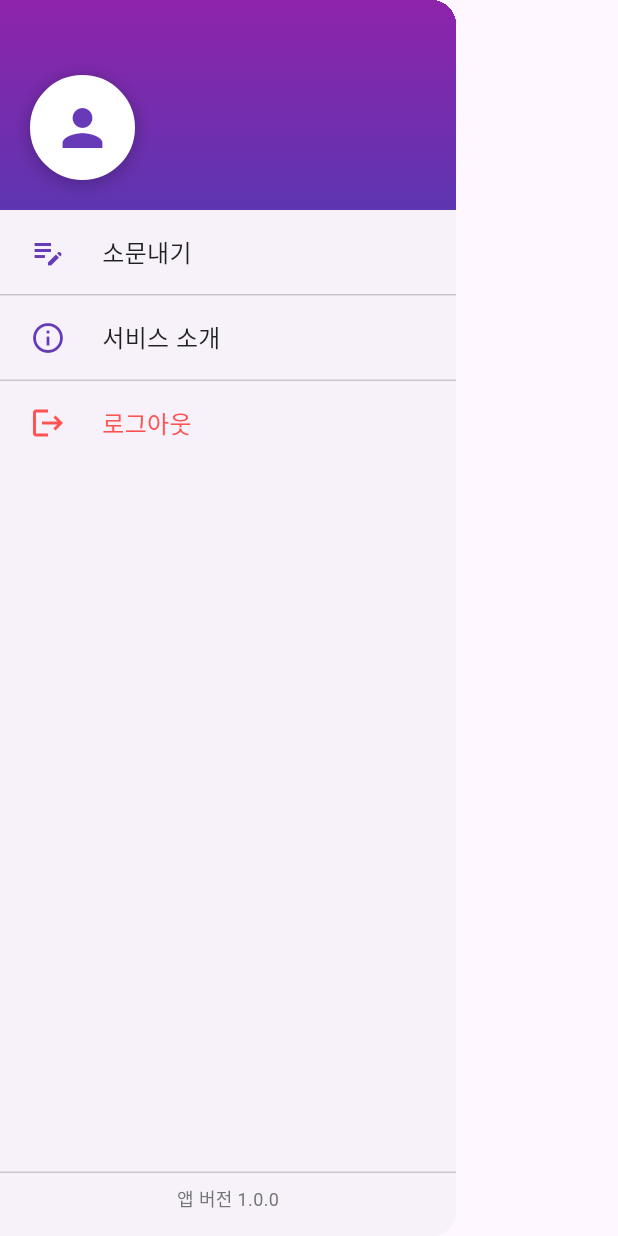
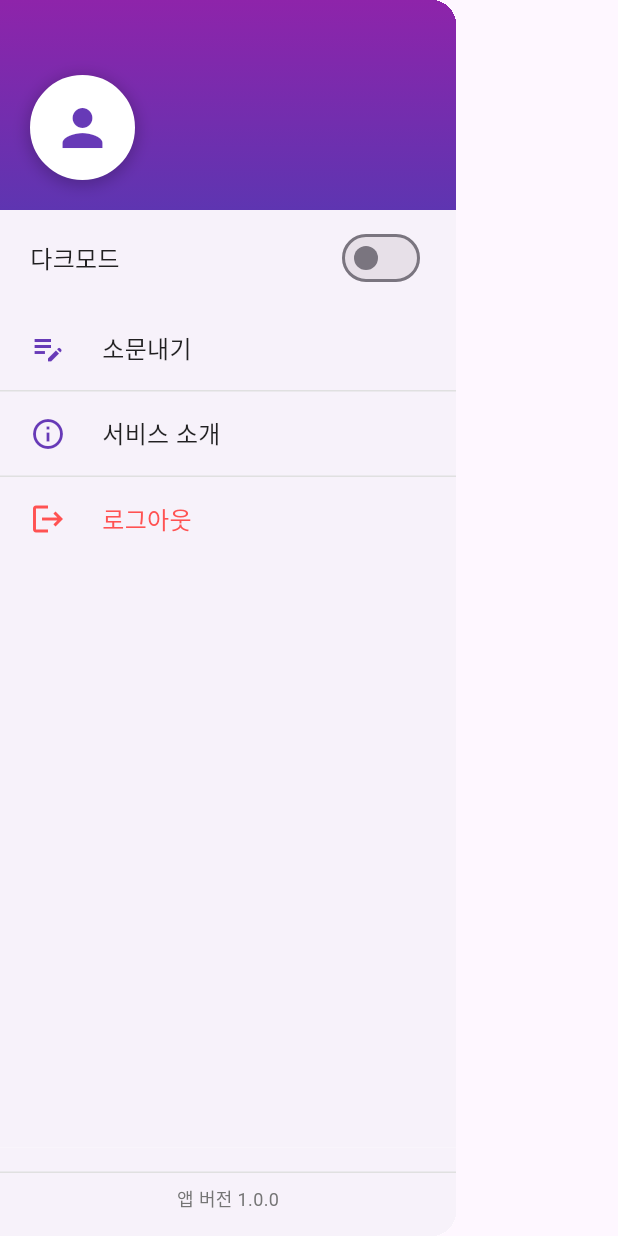
Before and after one commit to HongWonjong/region-based-chat, a Flutter app: the CustomDrawer widget shown alone on an empty page, opened directly, on a phone screen of 412 x 824 dp. Run offline on Flutter 3.47's test engine with Material 3 defaults, Android fonts, the phone set to English and light mode, and no system bars; our stand-ins replace cloud_firestore, firebase_auth, firebase_core, firebase_storage, flutter_dotenv, flutter_riverpod and 3 more; missing offline and left inert: flutter_naver_map; accounts and stored records are empty; generated files the repository leaves out were written again; network calls fail.

Commit message:
feat: 커스텀 드로어 다크모드 지원 - 색상 조정 및 테마 전환 버튼 추가

```diff
--- a/lib/pages/auth/custom_drawer.dart
+++ b/lib/pages/auth/custom_drawer.dart
@@ -8,6 +8,7 @@ import 'auth_provider.dart';
 import 'profile_provider.dart';
 import 'dart:io';
 import '../../style/style.dart';
+import '../../main.dart';
 
 class CustomDrawer extends ConsumerWidget {
   const CustomDrawer({super.key});
@@ -35,6 +36,7 @@ class CustomDrawer extends ConsumerWidget {
 
   @override
   Widget build(BuildContext context, WidgetRef ref) {
+    final isDark = Theme.of(context).brightness == Brightness.dark;
     final user = ref.watch(authProvider);
     final profileState =
         user != null ? ref.watch(profileProvider(user.uid)) : null;
@@ -42,6 +44,7 @@ class CustomDrawer extends ConsumerWidget {
     final username = profileState?.username;
 
     return Drawer(
+      backgroundColor: isDark ? Colors.grey[900] : Colors.white,
       child: Column(
         children: [
           // 헤더 부분
@@ -51,10 +54,15 @@ class CustomDrawer extends ConsumerWidget {
               gradient: LinearGradient(
                 begin: Alignment.topCenter,
                 end: Alignment.bottomCenter,
-                colors: [
-                  AppBarStyles.appBarGradientStart,
-                  AppBarStyles.appBarGradientEnd,
-                ],
+                colors: isDark
+                    ? [
+                        Colors.black,
+                        Colors.grey[850]!,
+                      ]
+                    : [
+                        AppBarStyles.appBarGradientStart,
+                        AppBarStyles.appBarGradientEnd,
+                      ],
               ),
             ),
             child: SafeArea(
@@ -75,9 +83,10 @@ class CustomDrawer extends ConsumerWidget {
                             height: 70,
                             decoration: BoxDecoration(
                               shape: BoxShape.circle,
-                              color: Colors.white,
+                              color: isDark ? Colors.grey[800] : Colors.white,
                               border: Border.all(
-                                color: Colors.white,
+                                color:
+                                    isDark ? Colors.grey[700]! : Colors.white,
                                 width: 2,
                               ),
                               boxShadow: [
@@ -95,17 +104,20 @@ class CustomDrawer extends ConsumerWidget {
                                       profileImageUrl,
                                       fit: BoxFit.cover,
                                       errorBuilder:
-                                          (context, error, stackTrace) =>
-                                              const Icon(
+                                          (context, error, stackTrace) => Icon(
                                         Icons.person,
                                         size: 40,
-                                        color: Colors.deepPurple,
+                                        color: isDark
+                                            ? Colors.amber
+                                            : Colors.deepPurple,
                                       ),
                                     )
-                                  : const Icon(
+                                  : Icon(
                                       Icons.person,
                                       size: 40,
-                                      color: Colors.deepPurple,
+                                      color: isDark
+                                          ? Colors.amber
+                                          : Colors.deepPurple,
                                     ),
                             ),
                           ),
@@ -157,10 +169,39 @@ class CustomDrawer extends ConsumerWidget {
             ),
           ),
 
+          // 테마 전환 버튼
+          Container(
+            color: isDark ? Colors.grey[850] : const Color(0xFFF7F2FA),
+            child: Padding(
+              padding: const EdgeInsets.symmetric(horizontal: 20, vertical: 8),
+              child: Row(
+                mainAxisAlignment: MainAxisAlignment.spaceBetween,
+                children: [
+                  Text(
+                    "다크모드",
+                    style: TextStyle(
+                      fontSize: 16,
+                      fontWeight: FontWeight.w500,
+                      color: isDark ? Colors.white : Colors.black87,
+                    ),
+                  ),
+                  Switch(
+                    value: isDark,
+                    activeColor: Colors.amber,
+                    onChanged: (value) {
+                      ref.read(themeModeProvider.notifier).state =
+                          value ? ThemeMode.dark : ThemeMode.light;
+                    },
+                  ),
+                ],
+              ),
+            ),
+          ),
+
           // 메뉴 항목들
           Expanded(
             child: Container(
-              color: const Color(0xFFF7F2FA),
+              color: isDark ? Colors.grey[850] : const Color(0xFFF7F2FA),
               child: SingleChildScrollView(
                 child: Column(
                   children: [
@@ -177,10 +218,14 @@ class CustomDrawer extends ConsumerWidget {
                             ),
                           );
                         },
+                        isDark: isDark,
                       ),
 
                     // 메뉴 구분선
-                    const Divider(height: 1),
+                    Divider(
+                      height: 1,
+                      color: isDark ? Colors.grey[700] : Colors.grey[300],
+                    ),
 
                     // 서비스 소개 메뉴
                     _buildMenuItem(
@@ -194,10 +239,14 @@ class CustomDrawer extends ConsumerWidget {
                           ),
                         );
                       },
+                      isDark: isDark,
                     ),
 
                     // 메뉴 구분선
-                    const Divider(height: 1),
+                    Divider(
+                      height: 1,
+                      color: isDark ? Colors.grey[700] : Colors.grey[300],
+                    ),
 
                     // 로그아웃 메뉴 (로그인한 경우만)
                     if (user != null)
@@ -213,6 +262,7 @@ class CustomDrawer extends ConsumerWidget {
                             ref.invalidate(profileProvider(user.uid));
                           }
                         },
+                        isDark: isDark,
                       ),
                   ],
                 ),
@@ -223,17 +273,20 @@ class CustomDrawer extends ConsumerWidget {
           // 하단 앱 버전 정보
           Container(
             width: double.infinity,
-            color: const Color(0xFFF7F2FA),
+            color: isDark ? Colors.grey[850] : const Color(0xFFF7F2FA),
             padding: const EdgeInsets.symmetric(vertical: 16),
             child: Column(
               children: [
-                const Divider(height: 1),
+                Divider(
+                  height: 1,
+                  color: isDark ? Colors.grey[700] : Colors.grey[300],
+                ),
                 const SizedBox(height: 8),
                 Text(
                   "앱 버전 1.0.0",
                   style: TextStyle(
                     fontSize: 12,
-                    color: Colors.grey[600],
+                    color: isDark ? Colors.grey[400] : Colors.grey[600],
                   ),
                 ),
               ],
@@ -251,11 +304,24 @@ class CustomDrawer extends ConsumerWidget {
     required VoidCallback onTap,
     Color iconColor = Colors.deepPurple,
     Color textColor = Colors.black87,
+    bool isDark = false,
   }) {
+    // 다크모드일 때 기본 색상 변경 (빨간색 같은 특수 색상은 그대로 유지)
+    if (isDark && iconColor == Colors.deepPurple) {
+      iconColor = Colors.amber;
+    }
+    if (isDark && textColor == Colors.black87) {
+      textColor = Colors.white;
+    }
+
     return Material(
       color: Colors.transparent,
       child: InkWell(
         onTap: onTap,
+        splashColor:
+            isDark ? Colors.grey[700] : Colors.deepPurple.withOpacity(0.1),
+        highlightColor:
+            isDark ? Colors.grey[800] : Colors.deepPurple.withOpacity(0.05),
         child: Padding(
           padding: const EdgeInsets.symmetric(horizontal: 20, vertical: 16),
           child: Row(
```
